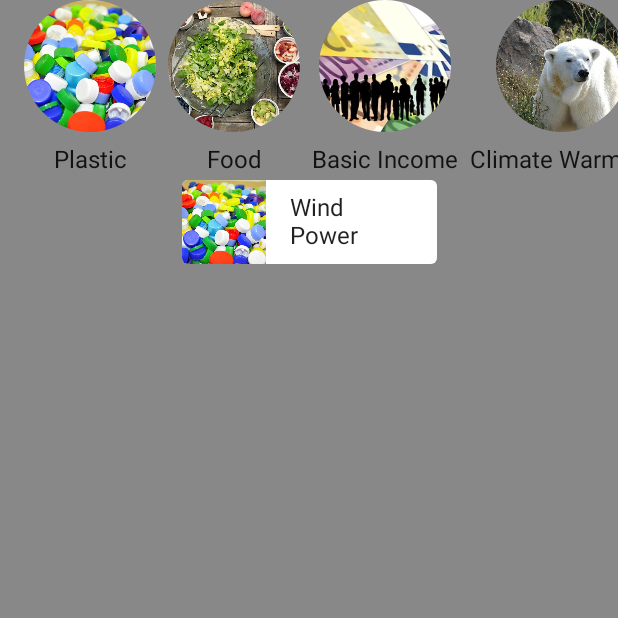
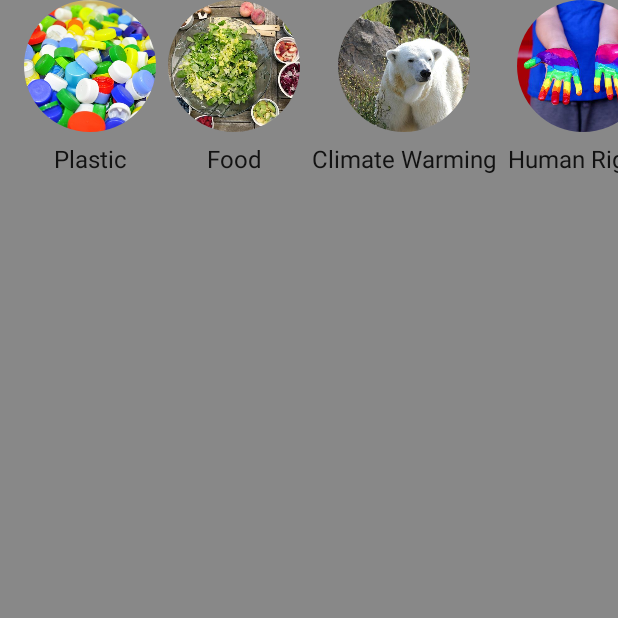
Before and after one commit to Luccien/questionaire02, an Android app built with Jetpack Compose: the screen it shows after launch (MainActivity), on a phone screen of 412 x 824 dp, the top half of it. Run offline under Robolectric (Android 15) with nearby library versions, the phone set to English and light mode, and no system bars.

```diff
--- a/app/src/main/java/de/lu/questionaire02/MainActivity.kt
+++ b/app/src/main/java/de/lu/questionaire02/MainActivity.kt
@@ -54,15 +54,16 @@ fun StartScreen(modifier: Modifier = Modifier) {
         )
         {
             TopMenuLazyRow()
-            //TopMenu(drawable = R.drawable.p1food, text = R.string.windPower)
-            MiddleMenu(drawable = R.drawable.p1plastic, text = R.string.windPower)
+            MiddleMenuLazyGridRow()// TODO 45 minutes on video
+        //TopMenu(drawable = R.drawable.p1food, text = R.string.windPower)
+            //MiddleMenu(drawable = R.drawable.p1plastic, text = R.string.windPower)
         }
     }
 
 private val topMenuData = listOf(
     R.drawable.p1plastic to R.string.Plastic,
     R.drawable.p1food to R.string.food,
-    R.drawable.basicincome to R.string.basicIncome,
+    //R.drawable.basicincome to R.string.basicIncome,
     R.drawable.p1climatewarming to R.string.climateWarming,
     R.drawable.p1humanrights to R.string.humanrights,
     R.drawable.p1desertification to R.string.desertification,
@@ -71,6 +72,20 @@ private val topMenuData = listOf(
     R.drawable.p1water to R.string.water,
     R.drawable.p1windpower to R.string.windPower
 ).map{DrawableStringPair(it.first, it.second)}
+
+private val middleMenuData = listOf(
+    R.drawable.p1plastic to R.string.Plastic,
+    R.drawable.p1food to R.string.food,
+    //R.drawable.basicincome to R.string.basicIncome,
+    R.drawable.p1climatewarming to R.string.climateWarming,
+    R.drawable.p1humanrights to R.string.humanrights,
+    R.drawable.p1desertification to R.string.desertification,
+    R.drawable.p1recycling to R.string.recycling,
+    R.drawable.p1trees to R.string.Trees,
+    R.drawable.p1water to R.string.water,
+    R.drawable.p1windpower to R.string.windPower
+).map{DrawableStringPair(it.first, it.second)}
+
 
 
 
@@ -119,7 +134,30 @@ fun TopMenuItem(@DrawableRes drawable: Int,
 
 
 @Composable
-fun MiddleMenu(
+fun HomeSection(
+    @StringRes title: Int,
+    modifier: Modifier = Modifier,
+    content: @Composable ()-> Unit
+){
+    Column(modifier){
+        Text( stringResource(id = title))
+        content()
+    }
+
+}
+
+
+
+@Composable
+fun MiddleMenuLazyGridRow(){
+
+
+    //middleMenuData
+}
+
+
+@Composable
+fun MiddleMenuItem(
     @DrawableRes drawable: Int,
     @StringRes text: Int,
     modifier: Modifier = Modifier) {
```
